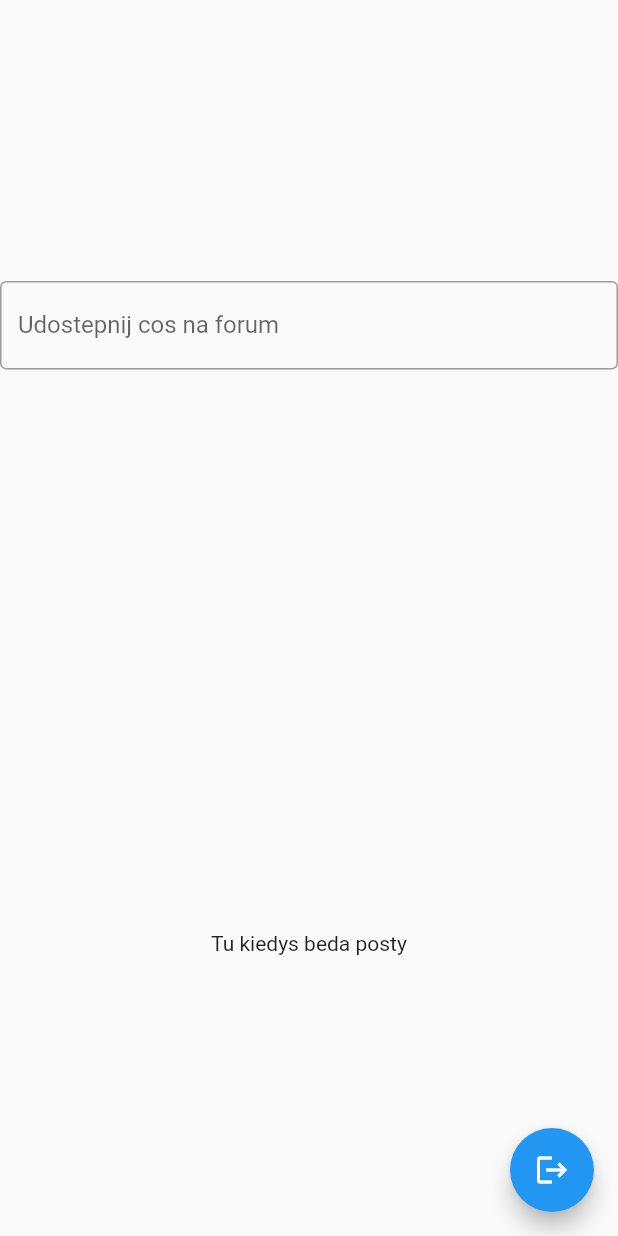
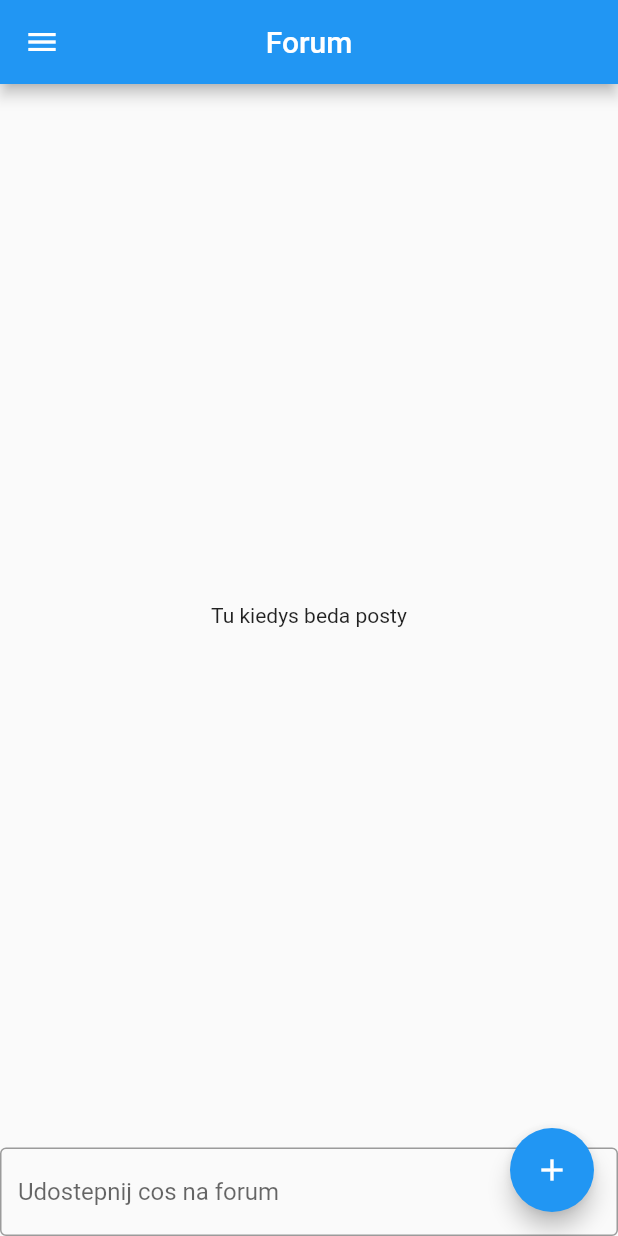
Before and after one commit to Zrazeo/Programowanie_Zespolowe, a Flutter app: the screen it shows after launch, after a tap on "Zaloguj", on a phone screen of 412 x 824 dp. Run offline on Flutter 3.47's test engine with Material 2 defaults, Android fonts, the phone set to English and light mode, and no system bars; our stand-ins replace flutter_keyboard_visibility, ionicons.

Commit message:
DRAWER + REJESTRACJA

```diff
--- a/lib/screens/login_screen.dart
+++ b/lib/screens/login_screen.dart
@@ -1,5 +1,6 @@
 import "package:flutter/material.dart";
 import './main_screen.dart';
+import 'package:flutter_keyboard_visibility/flutter_keyboard_visibility.dart';
 
 class LoginScreen extends StatefulWidget {
   LoginScreen({Key key}) : super(key: key);
@@ -10,6 +11,7 @@ class LoginScreen extends StatefulWidget {
 
 TextEditingController login;
 TextEditingController haslo;
+TextEditingController email;
 
 class _LoginScreenState extends State<LoginScreen> {
   @override
@@ -17,29 +19,60 @@ class _LoginScreenState extends State<LoginScreen> {
     super.initState();
     login = TextEditingController();
     haslo = TextEditingController();
+    email = TextEditingController();
   }
 
+  bool czyLog = true;
   @override
   Widget build(BuildContext context) {
     var mediaQuery = MediaQuery.of(context).size;
     return Scaffold(
       body: Center(
-        child: Column(
-          // mainAxisAlignment: MainAxisAlignment.center,
+        child: KeyboardVisibilityBuilder(builder: (context, isKeyboardVisible) {
+          return Column(
             children: [
-            // Text("Nazwa portalu"),
               SizedBox(
-              height: mediaQuery.height * 0.2,
+                height: czyLog
+                    ? mediaQuery.height * 0.08
+                    : mediaQuery.height * 0.15,
               ),
-            Image.asset(
+              czyLog
+                  ? Image.asset(
                       'assets/logo.png',
+                    )
+                  : CircleAvatar(
+                      minRadius: 50,
+                      maxRadius: 50,
+                      backgroundColor: Colors.transparent,
+                      child: GestureDetector(
+                        onTap: () {
+                          print('dziala');
+                        },
+                        child: Image.asset('assets/avatar.png'),
+                      ),
+                    ),
+              SizedBox(
+                height: czyLog ? 0 : mediaQuery.height * 0.055,
+              ),
+              czyLog
+                  ? SizedBox(
+                      height: mediaQuery.height * 0.08,
+                    )
+                  : Padding(
+                      padding: const EdgeInsets.all(8.0),
+                      child: TextField(
+                        controller: login,
+                        decoration: InputDecoration(
+                          hintText: "Podaj nazwe użytkownika",
+                        ),
+                      ),
                     ),
               Padding(
                 padding: const EdgeInsets.all(8.0),
                 child: TextField(
-                controller: login,
+                  controller: email,
                   decoration: InputDecoration(
-                  hintText: "Podaj login",
+                    hintText: "Podaj e-mail",
                   ),
                 ),
               ),
@@ -52,24 +85,45 @@ class _LoginScreenState extends State<LoginScreen> {
                   ),
                 ),
               ),
-            FlatButton.icon(
+              Padding(
+                padding: EdgeInsets.only(top: mediaQuery.height * 0.015),
+                child: FlatButton.icon(
                   onPressed: () => Navigator.pushReplacement(
                       context,
                       MaterialPageRoute(
                           builder: (BuildContext context) => MainScreen())),
                   icon: Icon(Icons.double_arrow_sharp),
-              label: Text("Zaloguj"),
+                  label: Text(
+                    czyLog ? "Zaloguj" : "Załóż konto",
+                    style: TextStyle(fontSize: 18),
                   ),
-            SizedBox(
-              height: mediaQuery.height * 0.1,
                 ),
-            FlatButton.icon(
-              onPressed: () {},
+              ),
+              isKeyboardVisible
+                  ? SizedBox()
+                  : SizedBox(
+                      height: mediaQuery.height * 0.2,
+                    ),
+              isKeyboardVisible
+                  ? SizedBox()
+                  : FlatButton.icon(
+                      onPressed: () {
+                        setState(() {
+                          czyLog = !czyLog;
+                        });
+                        print(czyLog);
+                      },
                       icon: Icon(Icons.double_arrow_sharp),
-              label: Text("Nie masz konta? Zarejestruj sie"),
+                      label: Text(
+                        czyLog
+                            ? "Nie masz konta? Zarejestruj sie"
+                            : 'Mam już konto. Zaloguj się',
+                        style: TextStyle(fontSize: 15),
+                      ),
                     ),
             ],
-        ),
+          );
+        }),
       ),
     );
   }
--- a/lib/screens/main_screen.dart
+++ b/lib/screens/main_screen.dart
@@ -1,5 +1,8 @@
 import 'package:flutter/material.dart';
 import './login_screen.dart';
+import './profile_screen.dart';
+
+import 'package:ionicons/ionicons.dart';
 
 class MainScreen extends StatefulWidget {
   @override
@@ -7,28 +10,119 @@ class MainScreen extends StatefulWidget {
 }
 
 class _MainScreenState extends State<MainScreen> {
+  bool darkmode = false;
   @override
   Widget build(BuildContext context) {
+    Size mediaQuery = MediaQuery.of(context).size;
     return Scaffold(
+      appBar: AppBar(
+        centerTitle: true,
+        title: Text('Forum'),
+      ),
+      drawer: Container(
+        width: mediaQuery.width * 0.65,
+        child: Drawer(
+          child: ListView(
+            children: [
+              SizedBox(height: mediaQuery.height * 0.05),
+              CircleAvatar(
+                minRadius: 40,
+                backgroundColor: Colors.transparent,
+                child: Image.asset(
+                  'assets/avatar.png',
+                  width: 65,
+                  height: 65,
+                ),
+              ),
+              Padding(
+                padding: EdgeInsets.only(top: 15),
+                child: Center(
+                  child: Text(
+                    'Nazwa użytkownika',
+                    style: TextStyle(fontSize: 20),
+                  ),
+                ),
+              ),
+              Padding(
+                padding: EdgeInsets.only(top: 80),
+                child: ListTile(
+                  leading: Icon(Icons.message),
+                  title: Text(
+                    'Moje posty',
+                    style: TextStyle(fontSize: 16),
+                  ),
+                ),
+              ),
+              GestureDetector(
+                onTap: () {
+                  setState(() {
+                    darkmode = !darkmode;
+                  });
+                },
+                child: ListTile(
+                  leading: Icon(darkmode ? Ionicons.moon : Ionicons.sunny),
+                  title: Text(
+                    darkmode ? 'Tryb ciemny' : 'Tryb jasny',
+                    style: TextStyle(fontSize: 16),
+                  ),
+                ),
+              ),
+              SizedBox(
+                height: mediaQuery.height * 0.37,
+              ),
+              GestureDetector(
+                onTap: () {
+                  Navigator.pushReplacement(
+                    context,
+                    MaterialPageRoute(
+                      builder: (BuildContext context) => LoginScreen(),
+                    ),
+                  );
+                },
+                child: ListTile(
+                  leading: Icon(Icons.logout),
+                  title: Text(
+                    'Wyloguj',
+                    style: TextStyle(fontSize: 16),
+                  ),
+                ),
+              ),
+            ],
+          ),
+        ),
+      ),
       body: Center(
         child: Column(
-          mainAxisAlignment: MainAxisAlignment.spaceAround,
+          mainAxisAlignment: MainAxisAlignment.spaceBetween,
           children: [
+            Expanded(
+              child: Container(
+                child: Center(
+                  child: GestureDetector(
+                    onTap: () {
+                      Navigator.push(
+                        context,
+                        MaterialPageRoute(
+                            builder: (context) => ProfileScreen()),
+                      );
+                    },
+                    child: Text("Tu kiedys beda posty"),
+                  ),
+                ),
+              ),
+            ),
             TextField(
               decoration: InputDecoration(
                   border: OutlineInputBorder(),
                   hintText: 'Udostepnij cos na forum'),
             ),
-            Text("Tu kiedys beda posty"),
           ],
         ),
       ),
       floatingActionButton: FloatingActionButton(
-          child: Icon(Icons.logout),
-          onPressed: () => Navigator.pushReplacement(
-              context,
-              MaterialPageRoute(
-                  builder: (BuildContext context) => LoginScreen()))),
+        child: Icon(Icons.add),
+        onPressed: () {},
+      ),
     );
   }
 }
--- /dev/null
+++ b/lib/screens/profile_screen.dart
@@ -0,0 +1,24 @@
+import "package:flutter/material.dart";
+import 'main_screen.dart';
+import 'package:flutter_keyboard_visibility/flutter_keyboard_visibility.dart';
+
+class ProfileScreen extends StatelessWidget {
+  @override
+  Widget build(BuildContext context) {
+    return Scaffold(
+      body: Container(child:
+          KeyboardVisibilityBuilder(builder: (context, isKeyboardVisible) {
+        return Center(
+          child: Column(
+            children: [
+              TextField(),
+              Text(
+                'The keyboard is: ${isKeyboardVisible ? 'VISIBLE' : 'NOT VISIBLE'}',
+              ),
+            ],
+          ),
+        );
+      })),
+    );
+  }
+}
--- a/pubspec.yaml
+++ b/pubspec.yaml
@@ -23,6 +23,8 @@ environment:
 dependencies:
   flutter:
     sdk: flutter
+  ionicons: ^0.1.2
+  flutter_keyboard_visibility: ^5.0.1
 
 
   # The following adds the Cupertino Icons font to your application.
@@ -47,6 +49,7 @@ flutter:
   # To add assets to your application, add an assets section, like this:
   assets:
     - assets/logo.png
+    - assets/avatar.png
   #   - images/a_dot_ham.jpeg
 
   # An image asset can refer to one or more resolution-specific "variants", see
```
Also changed, not shown: assets/avatar.png (added), pubspec.lock. Lines whose indentation alone changed are shown as unchanged.
